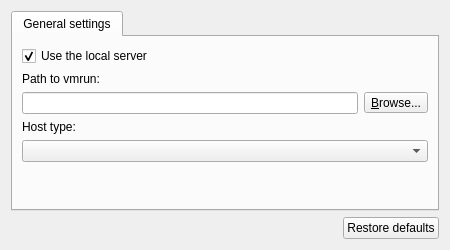
First picture: the form in gns3/modules/vmware/ui/vmware_preferences_page.ui, repository GNS3/gns3-gui, before the edit.
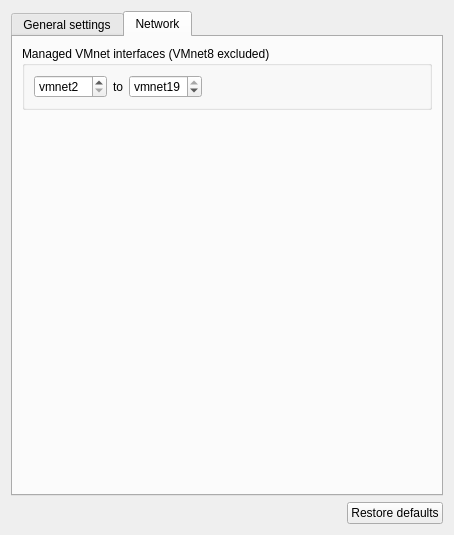
Second picture: the form after the edit. The open tabs and pages were chosen to show the change.

Commit message: VMware vmnets management almost complete.

What changed in the file:
```diff
--- a/gns3/modules/vmware/ui/vmware_preferences_page.ui
+++ b/gns3/modules/vmware/ui/vmware_preferences_page.ui
@@ -6,8 +6,8 @@
    <rect>
     <x>0</x>
     <y>0</y>
-    <width>450</width>
-    <height>250</height>
+    <width>454</width>
+    <height>535</height>
    </rect>
   </property>
   <property name="windowTitle">
@@ -26,15 +26,35 @@
       <attribute name="title">
        <string>General settings</string>
       </attribute>
-      <layout class="QGridLayout" name="gridLayout">
-       <item row="1" column="0" colspan="2">
+      <layout class="QGridLayout" name="gridLayout_2">
+       <item row="0" column="0">
+        <widget class="QCheckBox" name="uiUseLocalServercheckBox">
+         <property name="text">
+          <string>Use the local server</string>
+         </property>
+         <property name="checked">
+          <bool>true</bool>
+         </property>
+        </widget>
+       </item>
+       <item row="1" column="0">
         <widget class="QLabel" name="uiVmrunPathLabel">
          <property name="text">
           <string>Path to vmrun:</string>
          </property>
         </widget>
        </item>
-       <item row="6" column="0" colspan="2">
+       <item row="3" column="0">
+        <widget class="QLabel" name="uiHostTypeLabel">
+         <property name="text">
+          <string>Host type:</string>
+         </property>
+        </widget>
+       </item>
+       <item row="4" column="0">
+        <widget class="QComboBox" name="uiHostTypeComboBox"/>
+       </item>
+       <item row="5" column="0">
         <spacer name="spacer">
          <property name="orientation">
           <enum>Qt::Vertical</enum>
@@ -47,24 +67,7 @@
          </property>
         </spacer>
        </item>
-       <item row="3" column="0" rowspan="2" colspan="2">
-        <widget class="QLabel" name="uiHostTypeLabel">
-         <property name="text">
-          <string>Host type:</string>
-         </property>
-        </widget>
-       </item>
-       <item row="0" column="0" colspan="2">
-        <widget class="QCheckBox" name="uiUseLocalServercheckBox">
-         <property name="text">
-          <string>Use the local server</string>
-         </property>
-         <property name="checked">
-          <bool>true</bool>
-         </property>
-        </widget>
-       </item>
-       <item row="2" column="0" colspan="2">
+       <item row="2" column="0">
         <layout class="QHBoxLayout" name="horizontalLayout_5">
          <item>
           <widget class="QLineEdit" name="uiVmrunPathLineEdit">
@@ -88,8 +91,89 @@
          </item>
         </layout>
        </item>
-       <item row="5" column="0" colspan="2">
-        <widget class="QComboBox" name="uiHostTypeComboBox"/>
+      </layout>
+     </widget>
+     <widget class="QWidget" name="uiNetworkTab">
+      <attribute name="title">
+       <string>Network</string>
+      </attribute>
+      <layout class="QVBoxLayout" name="verticalLayout">
+       <item>
+        <widget class="QGroupBox" name="uiManagedVMnetRangeGroupBox">
+         <property name="title">
+          <string>Managed VMnet interfaces (VMnet8 excluded)</string>
+         </property>
+         <layout class="QGridLayout" name="gridLayout">
+          <item row="0" column="0">
+           <widget class="QSpinBox" name="uiVMnetStartRangeSpinBox">
+            <property name="prefix">
+             <string>vmnet</string>
+            </property>
+            <property name="minimum">
+             <number>2</number>
+            </property>
+            <property name="maximum">
+             <number>19</number>
+            </property>
+           </widget>
+          </item>
+          <item row="0" column="1">
+           <widget class="QLabel" name="uiToLabel">
+            <property name="sizePolicy">
+             <sizepolicy hsizetype="Minimum" vsizetype="Preferred">
+              <horstretch>0</horstretch>
+              <verstretch>0</verstretch>
+             </sizepolicy>
+            </property>
+            <property name="text">
+             <string>to</string>
+            </property>
+           </widget>
+          </item>
+          <item row="0" column="2">
+           <widget class="QSpinBox" name="uiVMnetEndRangeSpinBox">
+            <property name="prefix">
+             <string>vmnet</string>
+            </property>
+            <property name="minimum">
+             <number>2</number>
+            </property>
+            <property name="maximum">
+             <number>19</number>
+            </property>
+            <property name="value">
+             <number>19</number>
+            </property>
+           </widget>
+          </item>
+          <item row="0" column="3">
+           <spacer name="horizontalSpacer_2">
+            <property name="orientation">
+             <enum>Qt::Horizontal</enum>
+            </property>
+            <property name="sizeHint" stdset="0">
+             <size>
+              <width>40</width>
+              <height>20</height>
+             </size>
+            </property>
+           </spacer>
+          </item>
+         </layout>
+        </widget>
+       </item>
+       <item>
+        <spacer name="verticalSpacer">
+         <property name="orientation">
+          <enum>Qt::Vertical</enum>
+         </property>
+         <property name="sizeHint" stdset="0">
+          <size>
+           <width>20</width>
+           <height>359</height>
+          </size>
+         </property>
+        </spacer>
        </item>
       </layout>
      </widget>
```
The commit also changes 10 other files.
